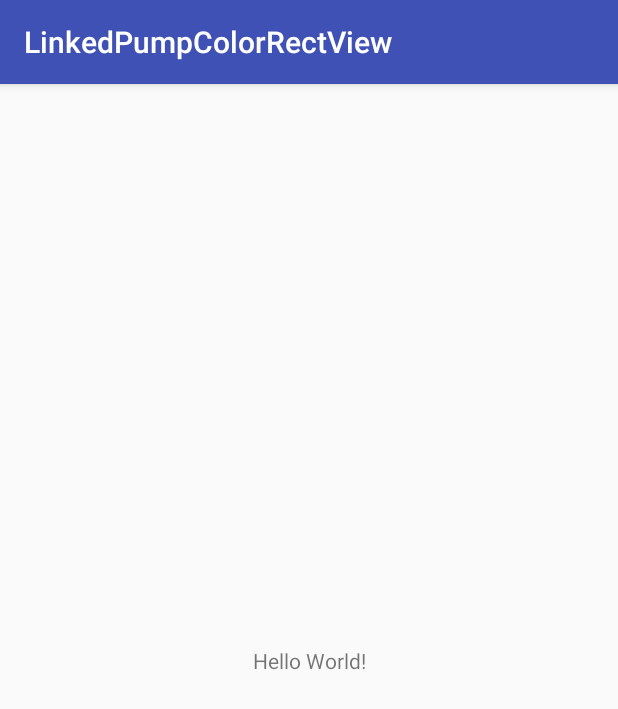
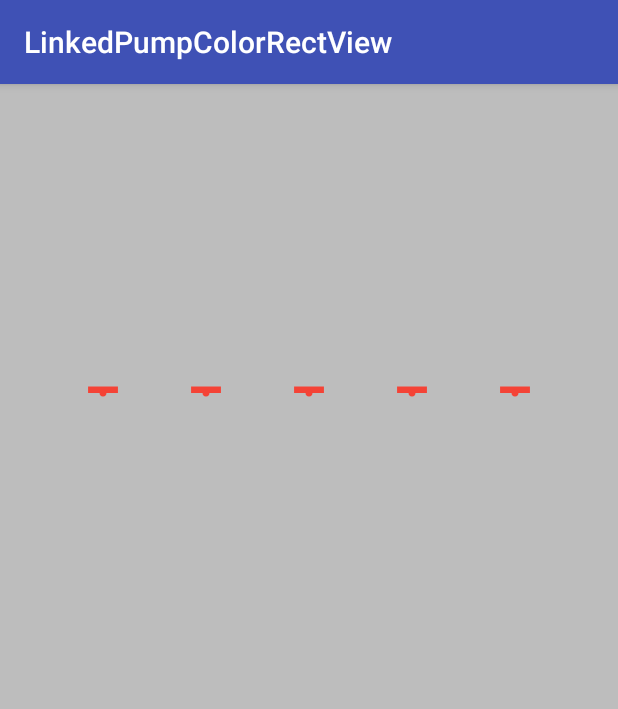
Before and after one commit to Anwesh43/LinkedPumpColorRectView, an Android app: the screen it shows after launch (MainActivity), on a phone screen of 412 x 824 dp. Shown: the top 709 px of the screen. Run offline under Robolectric (Android 15) with nearby library versions, the phone set to English and light mode, and no system bars.

```diff
--- a/app/build.gradle
+++ b/app/build.gradle
@@ -27,6 +27,7 @@ dependencies {
     androidTestImplementation 'com.android.support.test:runner:1.0.1'
     androidTestImplementation 'com.android.support.test.espresso:espresso-core:3.0.1'
     compile "org.jetbrains.kotlin:kotlin-stdlib-jre7:$kotlin_version"
+    compile project(":pumpcolorrectview")
 }
 repositories {
     mavenCentral()
--- a/app/src/main/java/com/anwesh/uiprojects/linkedpumpcolorrectview/MainActivity.kt
+++ b/app/src/main/java/com/anwesh/uiprojects/linkedpumpcolorrectview/MainActivity.kt
@@ -2,11 +2,12 @@ package com.anwesh.uiprojects.linkedpumpcolorrectview
 
 import android.support.v7.app.AppCompatActivity
 import android.os.Bundle
+import com.anwesh.uiprojects.pumpcolorrectview.PumpColorRectView
 
 class MainActivity : AppCompatActivity() {
 
     override fun onCreate(savedInstanceState: Bundle?) {
         super.onCreate(savedInstanceState)
-        setContentView(R.layout.activity_main)
+        PumpColorRectView.create(this)
     }
 }
```
